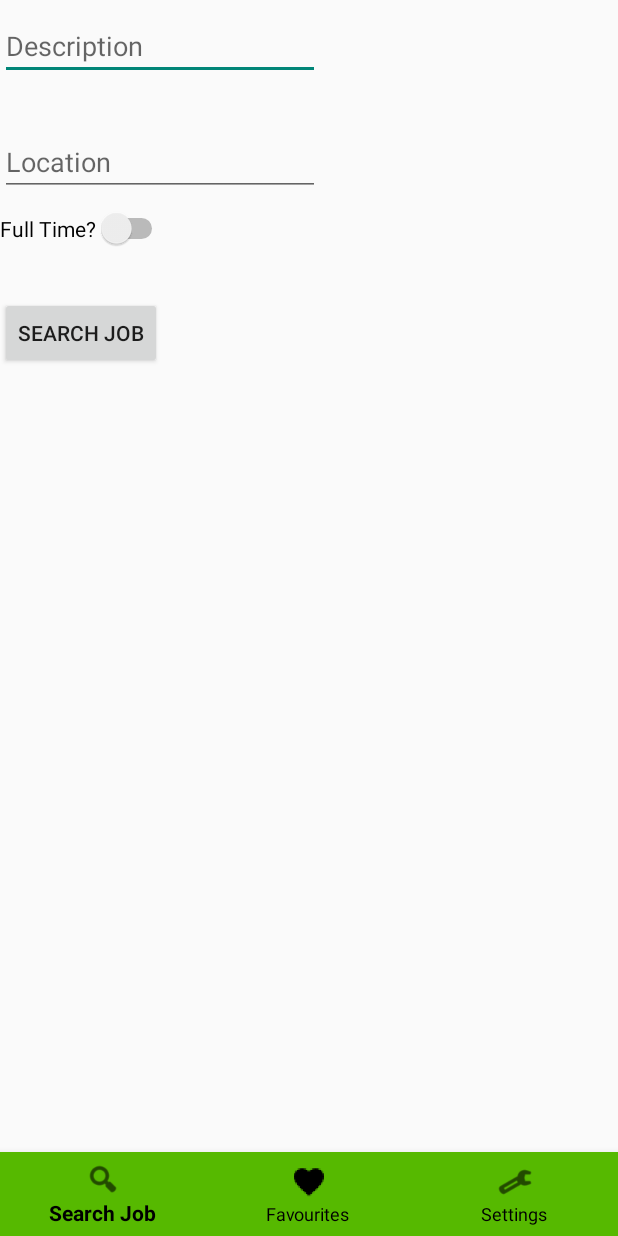
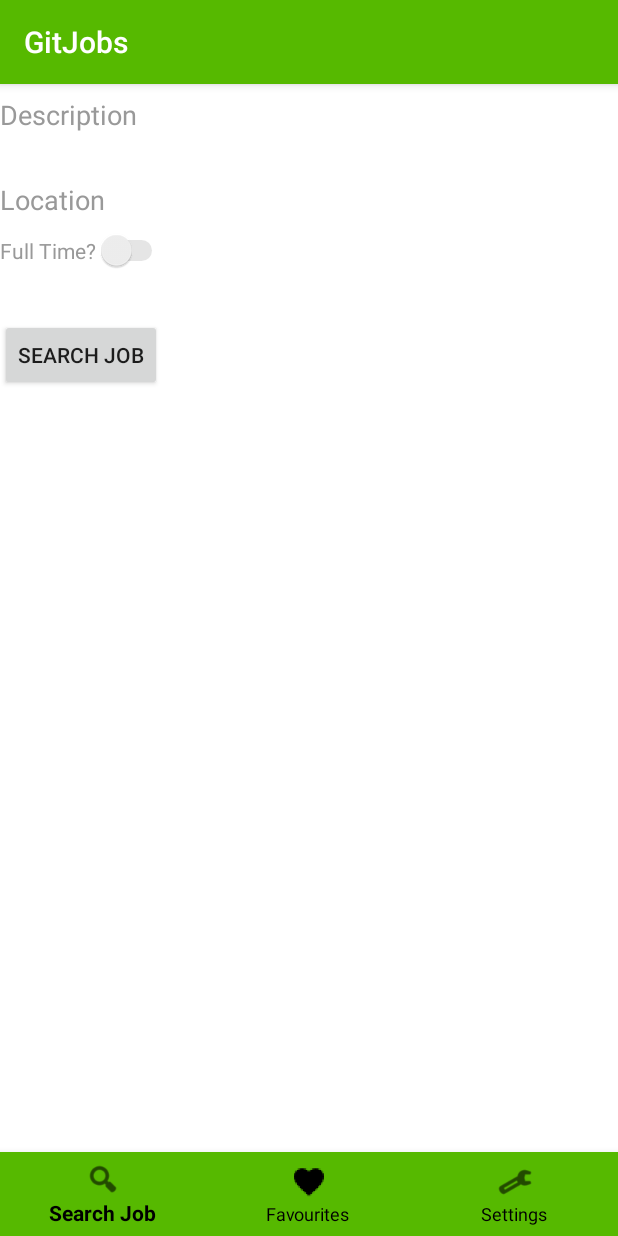
Before and after one commit to devduel/GitJobs, an Android app: the screen it shows after launch (RootActivity), on a phone screen of 412 x 824 dp. Run offline under Robolectric (Android 15) with nearby library versions, the phone set to English and light mode, and no system bars.

Commit message:
Implementation of Dark Mode by reading light sensor

```diff
--- a/app/src/main/java/uep/project/dev/gitjobs/RootActivity.java
+++ b/app/src/main/java/uep/project/dev/gitjobs/RootActivity.java
@@ -1,5 +1,10 @@
 package uep.project.dev.gitjobs;
 
+import android.content.Context;
+import android.hardware.Sensor;
+import android.hardware.SensorEvent;
+import android.hardware.SensorEventListener;
+import android.hardware.SensorManager;
 import android.os.Bundle;
 import android.support.annotation.NonNull;
 import android.support.design.widget.BottomNavigationView;
@@ -7,16 +12,30 @@ import android.support.v4.app.Fragment;
 import android.support.v4.app.FragmentManager;
 import android.support.v4.app.FragmentTransaction;
 import android.support.v7.app.AppCompatActivity;
+import android.support.v7.app.AppCompatDelegate;
+import android.util.Log;
 import android.view.MenuItem;
 
-public class RootActivity extends AppCompatActivity {
+public class RootActivity extends AppCompatActivity implements SensorEventListener {
 
     private BottomNavigationView bottomNavigation;
     private Fragment fragment;
     private FragmentManager fragmentManager;
 
+    private SensorManager sensorManager;
+    private Sensor lightSensor;
+
     @Override
     protected void onCreate(Bundle savedInstanceState) {
+
+        if (AppCompatDelegate.getDefaultNightMode() == AppCompatDelegate.MODE_NIGHT_YES) {
+            setTheme(R.style.DarkTheme);
+        } else {
+            setTheme(R.style.AppTheme);
+        }
+
+        initSensorManager();
+
         super.onCreate(savedInstanceState);
         setContentView(R.layout.activity_root);
 
@@ -47,9 +66,45 @@ public class RootActivity extends AppCompatActivity {
         });
     }
 
+    @Override
+    protected void onPause() {
+        super.onPause();
+        sensorManager.unregisterListener(this);
+    }
+
     void setInitialBottomNavigation() {
         fragment = new SearchFragment();
         final FragmentTransaction transaction = fragmentManager.beginTransaction();
         transaction.replace(R.id.main_container, fragment).commit();
     }
+
+    public void initSensorManager() {
+        sensorManager = (SensorManager) getSystemService(Context.SENSOR_SERVICE);
+        lightSensor = sensorManager.getDefaultSensor(Sensor.TYPE_LIGHT);
+
+        sensorManager.registerListener(this, lightSensor, 10000000); // = each 100 seconds
+    }
+
+    @Override
+    public void onSensorChanged(SensorEvent sensorEvent) {
+        float light = sensorEvent.values[0];
+        if (light < 1000) {
+            if (AppCompatDelegate.getDefaultNightMode() != AppCompatDelegate.MODE_NIGHT_YES) {
+                AppCompatDelegate.setDefaultNightMode(AppCompatDelegate.MODE_NIGHT_YES);
+                this.recreate();
+            }
+        }
+        if (light > 1000) {
+            if (AppCompatDelegate.getDefaultNightMode() != AppCompatDelegate.MODE_NIGHT_NO) {
+                AppCompatDelegate.setDefaultNightMode(AppCompatDelegate.MODE_NIGHT_NO);
+                this.recreate();
+            }
+        }
+        Log.d("LightListener", "Takie mamy swiatlo: " + light);
+    }
+
+    @Override
+    public void onAccuracyChanged(Sensor sensor, int i) {
+
+    }
 }
--- a/app/src/main/res/layout/activity_root.xml
+++ b/app/src/main/res/layout/activity_root.xml
@@ -18,8 +18,8 @@
         android:id="@+id/bottom_navigation"
         android:layout_width="match_parent"
         android:layout_height="wrap_content"
-        app:itemBackground="@color/colorPrimary"
-        app:itemIconTint="@color/colorBlack"
-        app:itemTextColor="@color/colorBlack"
+        app:itemBackground="?attr/colorBottomNavigationBackground"
+        app:itemIconTint="?attr/colorBottomNavigation"
+        app:itemTextColor="?attr/colorBottomNavigation"
         android:layout_alignParentBottom="true"></android.support.design.widget.BottomNavigationView>
 </RelativeLayout>
--- a/app/src/main/res/layout/fragment_favourites.xml
+++ b/app/src/main/res/layout/fragment_favourites.xml
@@ -15,6 +15,7 @@
         <RelativeLayout xmlns:android="http://schemas.android.com/apk/res/android"
             xmlns:tools="http://schemas.android.com/tools"
             xmlns:app="http://schemas.android.com/apk/res-auto"
+            android:background="?attr/colorBackground"
             android:layout_width="match_parent"
             android:layout_height="match_parent"
             app:layout_behavior="@string/appbar_scrolling_view_behavior"
@@ -23,6 +24,7 @@
 
             <android.support.v7.widget.RecyclerView
                 android:id="@+id/recycler_view"
+                android:background="?attr/colorBackground"
                 android:layout_width="match_parent"
                 android:layout_height="wrap_content"
                 android:scrollbars="vertical" />
--- a/app/src/main/res/layout/fragment_search.xml
+++ b/app/src/main/res/layout/fragment_search.xml
@@ -4,10 +4,14 @@
     xmlns:tools="http://schemas.android.com/tools"
     android:layout_width="match_parent"
     android:layout_height="match_parent"
-    tools:context=".SearchFragment">
+    tools:context=".SearchFragment"
+    android:background="?attr/colorBackground">
 
     <EditText
+        android:textColor="?attr/colorPrimary"
+        android:textColorHint="?attr/colorHint"
         android:id="@+id/descriptionEditTextID"
+        android:background="?attr/colorEditTextBackground"
         android:layout_width="wrap_content"
         android:layout_height="wrap_content"
         android:layout_marginTop="8dp"
@@ -19,6 +23,8 @@
 
     <EditText
         android:id="@+id/locationEditTextID"
+        android:textColorHint="?attr/colorHint"
+        android:background="?attr/colorEditTextBackground"
         android:layout_width="wrap_content"
         android:layout_height="wrap_content"
         android:layout_marginTop="32dp"
@@ -30,6 +36,9 @@
 
     <Switch
         android:id="@+id/fullTimeSwitchID"
+        android:textColor="?attr/colorHint"
+        android:trackTint="?attr/colorHint"
+        android:checked="false"
         android:layout_width="wrap_content"
         android:layout_height="wrap_content"
         android:layout_marginTop="8dp"
@@ -47,4 +56,5 @@
         app:layout_constraintTop_toBottomOf="@+id/fullTimeSwitchID"
         tools:layout_editor_absoluteX="147dp" />
 
+
 </android.support.constraint.ConstraintLayout>
--- a/app/src/main/res/layout/job_offer_list_row.xml
+++ b/app/src/main/res/layout/job_offer_list_row.xml
@@ -17,12 +17,13 @@
         android:layout_width="match_parent"
         android:layout_height="wrap_content"
         android:layout_alignParentTop="true"
-        android:textColor="@color/title"
+        android:textColor="?attr/colorText"
         android:textSize="16dp"
         android:textStyle="bold" />
 
     <TextView
         android:id="@+id/company"
+        android:textColor="?attr/colorText"
         android:layout_width="match_parent"
         android:layout_height="wrap_content"
         android:layout_below="@id/title" />
@@ -32,7 +33,7 @@
         android:layout_width="wrap_content"
         android:layout_height="wrap_content"
         android:layout_alignParentRight="true"
-        android:textColor="@color/year"
+        android:textColor="?attr/colorText"
         android:layout_below="@id/title" />
 
 </RelativeLayout>
--- a/app/src/main/res/values/colors.xml
+++ b/app/src/main/res/values/colors.xml
@@ -4,12 +4,38 @@
     <color name="colorPrimaryDark">#289C2B</color>
     <color name="colorAccent">#FF4081</color>
     <color name="colorPrimaryLight">#84FF19</color>
+
     <color name="colorWhite">#ffffff</color>
     <color name="colorBlack">#000000</color>
+    <color name="colorGreen">#56B900</color>
+
     <color name="colorDivider">#2FE897</color>
     <color name="colorBorder">#a7a4a4</color>
     <color name="colorExtra">#fffac1</color>
 
     <color name="year">#999999</color>
     <color name="title">#222222</color>
+
+    <color name="colorPrimaryLightMode">#56B900</color>
+    <color name="colorPrimaryDarkMode">#252322</color>
+
+    <color name="colorBackgroundLightMode">#56B900</color>
+    <color name="colorBackgroundDarkMode">#000000</color>
+
+    <color name="colorBottomNavigationIconLightMode">#000000</color>
+    <color name="colorBottomNavigationIconDarkMode">#ffffff</color>
+
+    <color name="colorBottomNavigationBackgroundLightMode">#56B900</color>
+    <color name="colorBottomNavigationBackgroundDarkMode">#252322</color>
+
+    <color name="colorEditTextBackgroundLightMode">#ffffff</color>
+    <color name="colorEditTextBackgroundDarkMode">#363332</color>
+
+    <color name="colorHintLightMode">#999999</color>
+    <color name="colorHintDarkMode">#CDC9C7</color>
+
+    <color name="colorThumb">#56B900</color>
+
+    <color name="colorTextLightMode">#000000</color>
+    <color name="colorTextDarkMode">#ffffff</color>
 </resources>
--- a/app/src/main/res/values/styles.xml
+++ b/app/src/main/res/values/styles.xml
@@ -1,20 +1,37 @@
 <resources>
 
-    <!-- Base application theme. -->
+    <!-- Light mode theme. -->
     <style name="AppTheme" parent="Theme.AppCompat.Light.DarkActionBar">
-        <!-- Customize your theme here. -->
-        <item name="colorPrimary">@color/colorPrimary</item>
+        <item name="android:statusBarColor">@color/colorGreen</item>
+        <item name="colorPrimary">@color/colorPrimaryLightMode</item>
         <item name="colorPrimaryDark">@color/colorPrimaryDark</item>
         <item name="colorAccent">@color/colorAccent</item>
+        <item name="colorBackground">#ffffff</item>
+        <item name="colorBottomNavigation">@color/colorBottomNavigationIconLightMode</item>
+        <item name="colorBottomNavigationBackground">
+            @color/colorBottomNavigationBackgroundLightMode
+        </item>
+        <item name="colorEditTextBackground">@color/colorEditTextBackgroundLightMode</item>
+        <item name="colorHint">@color/colorHintLightMode</item>
+        <item name="colorThumb">@color/colorThumb</item>
+        <item name="colorText">@color/colorTextLightMode</item>
     </style>
 
-    <style name="AppTheme.NoActionBar">
-        <item name="windowActionBar">false</item>
-        <item name="windowNoTitle">true</item>
+    <!-- Dark mode theme. -->
+    <style name="DarkTheme" parent="Theme.AppCompat.Light.DarkActionBar">
+        <item name="android:statusBarColor">@color/colorBlack</item>
+        <item name="colorPrimary">@color/colorPrimaryDarkMode</item>
+        <item name="colorPrimaryDark">@color/colorWhite</item>
+        <item name="colorAccent">@color/colorBlack</item>
+        <item name="colorBackground">#000000</item>
+        <item name="colorBottomNavigation">@color/colorBottomNavigationIconDarkMode</item>
+        <item name="colorBottomNavigationBackground">
+            @color/colorBottomNavigationBackgroundDarkMode
+        </item>
+        <item name="colorEditTextBackground">@color/colorEditTextBackgroundDarkMode</item>
+        <item name="colorHint">@color/colorHintDarkMode</item>
+        <item name="colorThumb">@color/colorThumb</item>
+        <item name="colorText">@color/colorTextDarkMode</item>
     </style>
 
-    <style name="AppTheme.AppBarOverlay" parent="ThemeOverlay.AppCompat.Dark.ActionBar" />
-
-    <style name="AppTheme.PopupOverlay" parent="ThemeOverlay.AppCompat.Light" />
-
 </resources>
--- a/build.gradle
+++ b/build.gradle
@@ -7,7 +7,7 @@ buildscript {
         jcenter()
     }
     dependencies {
-        classpath 'com.android.tools.build:gradle:3.2.1'
+        classpath 'com.android.tools.build:gradle:3.3.0'
 
 
         // NOTE: Do not place your application dependencies here; they belong
```
Also changed, not shown: app/src/main/res/values/attrs.xml (added, +14 -0 lines), gradle/wrapper/gradle-wrapper.properties.
